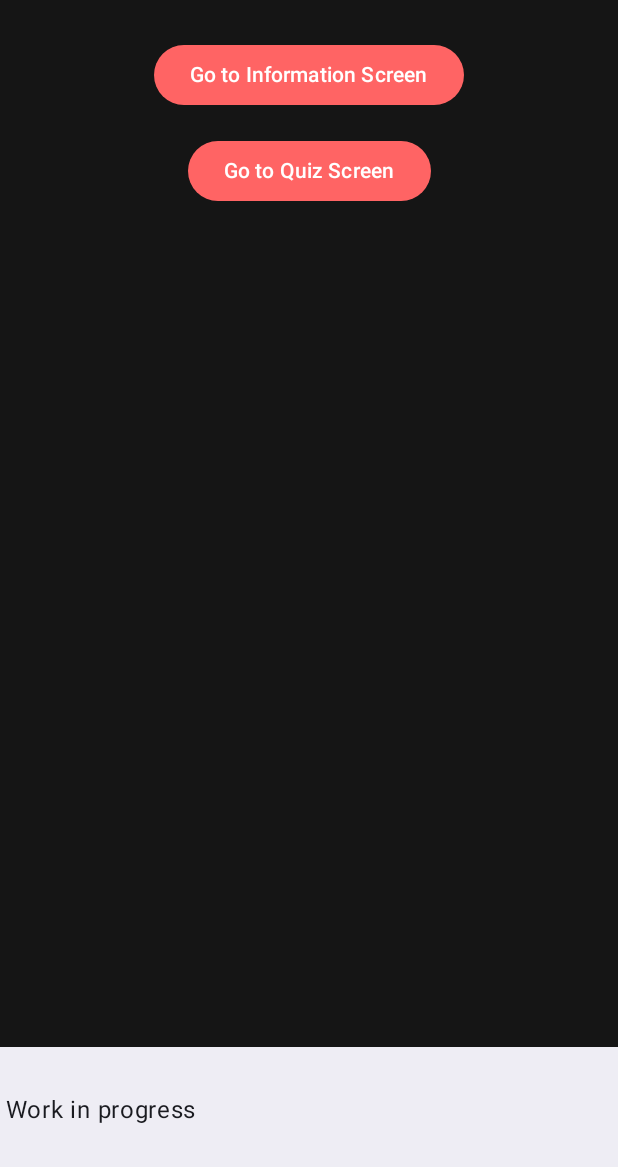
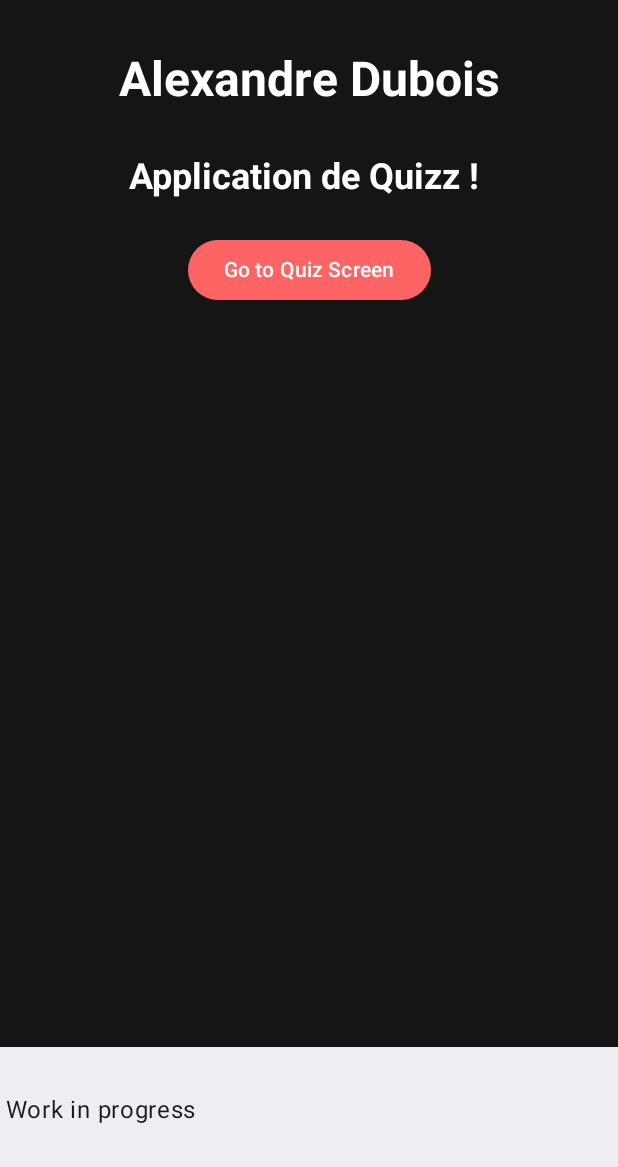
Before and after one commit to Alexandre121298/Quizo-KotlinProject, an Android app built with Jetpack Compose: the screen it shows after launch (MainActivity), on a phone screen of 412 x 824 dp, the part 69-1236 px from its top. Run offline under Robolectric (Android 15) with nearby library versions, the phone set to English and light mode, and no system bars.

```diff
--- a/app/build.gradle.kts
+++ b/app/build.gradle.kts
@@ -61,6 +61,8 @@ dependencies {
     implementation("androidx.compose.ui:ui-tooling-preview")
     implementation("androidx.compose.material3:material3")
     implementation("com.google.firebase:firebase-messaging-ktx:23.3.0")
+    implementation("androidx.compose.ui:ui-text-android:1.5.4")
+    implementation("androidx.room:room-common:2.6.1")
     testImplementation("junit:junit:4.13.2")
     androidTestImplementation("androidx.test.ext:junit:1.1.5")
     androidTestImplementation("androidx.test.espresso:espresso-core:3.5.1")
@@ -73,5 +75,8 @@ dependencies {
     implementation("androidx.navigation:navigation-runtime-ktx:2.4.0")
     implementation("androidx.navigation:navigation-compose:2.4.0")
     implementation("androidx.navigation:navigation-common-ktx:2.4.0")
+    implementation("com.squareup.retrofit2:retrofit:2.9.0")
+    implementation("com.squareup.retrofit2:converter-gson:2.9.0")
+
 
 }
--- /dev/null
+++ b/app/src/main/java/fr/upjv/quizo/data/dao/QuizzDao.kt
@@ -0,0 +1,4 @@
+package fr.upjv.quizo.data.dao
+
+class QuizzDao {
+}
--- a/app/src/main/java/fr/upjv/quizo/ui/navigation/ApplicationNavigation.kt
+++ b/app/src/main/java/fr/upjv/quizo/ui/navigation/ApplicationNavigation.kt
@@ -8,37 +8,30 @@ import androidx.navigation.compose.composable
 import androidx.navigation.compose.rememberNavController
 import fr.upjv.quizo.ui.screen.InformationScreen
 import fr.upjv.quizo.ui.screen.MainScreen
+import fr.upjv.quizo.ui.screen.QuizoScreen
 
 object NavigationPath {
     const val MAIN_SCREEN = "main_screen"
-    const val INFORMATION_SCREEN = "Information_screen"
     const val QUIZ_SCREEN = "quiz_screen"
 }
 
 fun NavGraphBuilder.addMainScreenNav(
     onButtonClick: () -> Unit,
-    onButtonClick2: () -> Unit,
 ) {
     composable(
         route = NavigationPath.MAIN_SCREEN
     ) {
-        MainScreen(
-            onButtonClick = {
-                onButtonClick()
-            },
-
-            onButtonClick2 = {
-                onButtonClick2()
-            }
-        )
+        MainScreen {
+            onButtonClick()
+        }
     }
 }
 
-fun NavGraphBuilder.addInformationScreenNavigation() {
+fun NavGraphBuilder.addQuizoScreenNavigation(){
     composable(
-        route = NavigationPath.INFORMATION_SCREEN,
+        route = NavigationPath.QUIZ_SCREEN,
     ) {
-        InformationScreen()
+        QuizoScreen()
     }
 }
 
@@ -52,10 +45,8 @@ fun HomeNavHost(
         startDestination = NavigationPath.MAIN_SCREEN,
     ) {
         addMainScreenNav(
-            onButtonClick = {navController.navigate(NavigationPath.INFORMATION_SCREEN)},
-            onButtonClick2 = {navController.navigate(NavigationPath.QUIZ_SCREEN)}
+            onButtonClick = {navController.navigate(NavigationPath.QUIZ_SCREEN)}
         )
-        addInformationScreenNavigation()
-        //addQuoteScreenNavigation()
+        addQuizoScreenNavigation()
     }
 }
--- a/app/src/main/java/fr/upjv/quizo/ui/screen/MainScreen.kt
+++ b/app/src/main/java/fr/upjv/quizo/ui/screen/MainScreen.kt
@@ -10,26 +10,40 @@ import androidx.compose.runtime.Composable
 import androidx.compose.ui.Alignment
 import androidx.compose.ui.Modifier
 import androidx.compose.ui.graphics.Color
+import androidx.compose.ui.text.TextStyle
+import androidx.compose.ui.text.font.FontWeight
 import androidx.compose.ui.unit.dp
+import androidx.compose.ui.unit.sp
 import fr.upjv.quizo.ui.theme.Palered
 
 //Definit le menu principal
 @Composable
 fun MainScreen(
     onButtonClick: () -> Unit,
-    onButtonClick2: () -> Unit,
 ) {
     Column(
         modifier = Modifier.fillMaxSize(),
         horizontalAlignment = Alignment.CenterHorizontally,
     ) {
-        Button(
-            content = {
-                Text("Go to Information Screen")
-            },
-            onClick = { onButtonClick() },
-            colors =  ButtonDefaults.buttonColors(containerColor = Palered),
-            modifier = Modifier.padding(8.dp)
+
+        Text(
+            text = "Alexandre Dubois",
+            style = TextStyle(
+                fontSize = 32.sp,
+                fontWeight = FontWeight.Bold,
+                color = Color.White
+            ),
+            modifier = Modifier.padding(16.dp)
+        )
+
+        Text(
+            text = "Application de Quizz ! ",
+            style = TextStyle(
+                fontSize = 24.sp,
+                fontWeight = FontWeight.Bold,
+                color = Color.White
+            ),
+            modifier = Modifier.padding(16.dp)
         )
 
         Button(
@@ -37,7 +51,7 @@ fun MainScreen(
                 Text("Go to Quiz Screen")
             },
             onClick = {
-                onButtonClick2()
+                onButtonClick()
             },
             colors =  ButtonDefaults.buttonColors(containerColor = Palered),
             modifier = Modifier.padding(8.dp)
```
Also changed, not shown: app/src/main/java/fr/upjv/quizo/data/model/QuizzDto.kt (added, +18 -0 lines), app/src/main/java/fr/upjv/quizo/data/model/QuizzEntity.kt (added, +21 -0 lines), app/src/main/java/fr/upjv/quizo/ui/screen/InformationScreen.kt (deleted, +0 -27 lines), app/src/main/java/fr/upjv/quizo/ui/screen/QuizoScreen.kt (+19 -1 lines).
